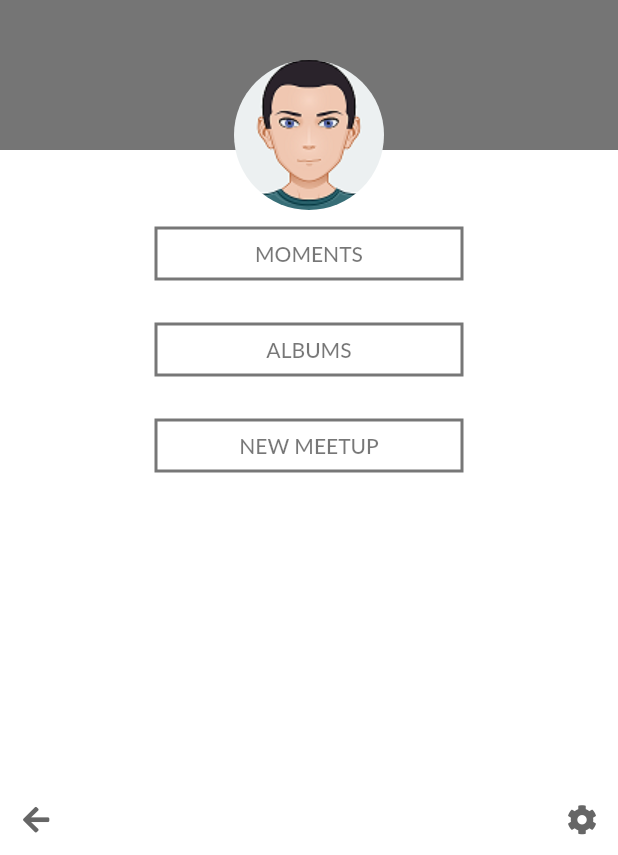
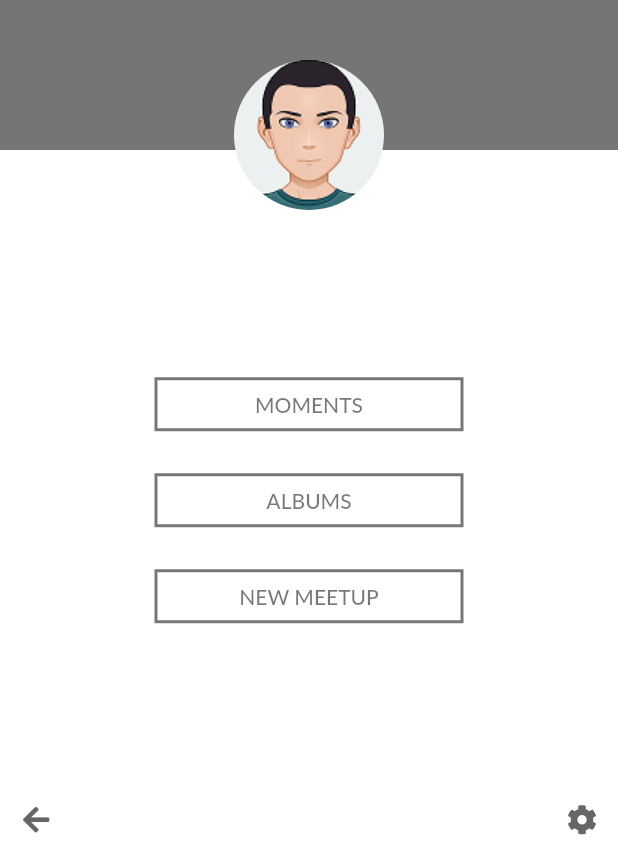
Before and after one commit to dboots/social, a Flutter app: the ProfilePage screen opened by its route, on a phone screen of 412 x 824 dp, the part 381-1236 px from its top. Run offline on Flutter 3.47's test engine with Material 2 defaults, Android fonts, the phone set to English and light mode, and no system bars; our stand-ins replace camera, font_awesome_flutter.

Commit message:
fix: style tweaks

```diff
--- a/lib/widgets/profile/profile.dart
+++ b/lib/widgets/profile/profile.dart
@@ -89,7 +89,10 @@ class _ProfilePageState extends State<ProfilePage> {
                         )
                       ]))),
               Expanded(
-                  child: Column(children: <Widget>[
+                  child: Column(
+                    mainAxisAlignment: MainAxisAlignment.center,
+                    crossAxisAlignment: CrossAxisAlignment.center,
+                    children: <Widget>[
                       Utils.getFlatButton('MOMENTS', () {
                         Navigator.pushNamed(context, 'moments');
                       }),
```
Lines whose indentation alone changed are shown as unchanged.
